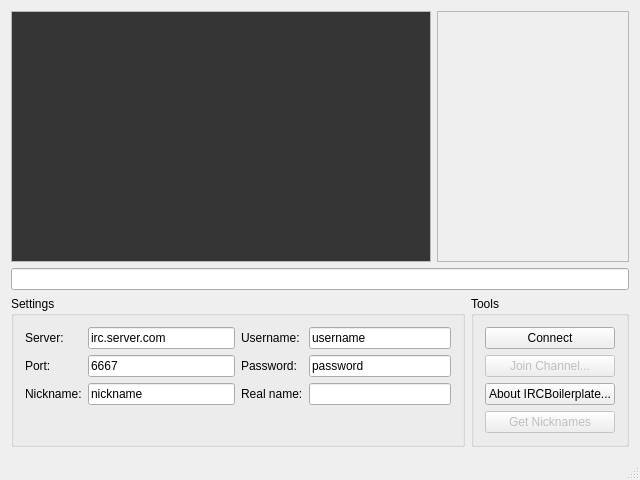
marknotgeorge/IRCBoilerplate, file mainwindow.ui: the form before one commit.
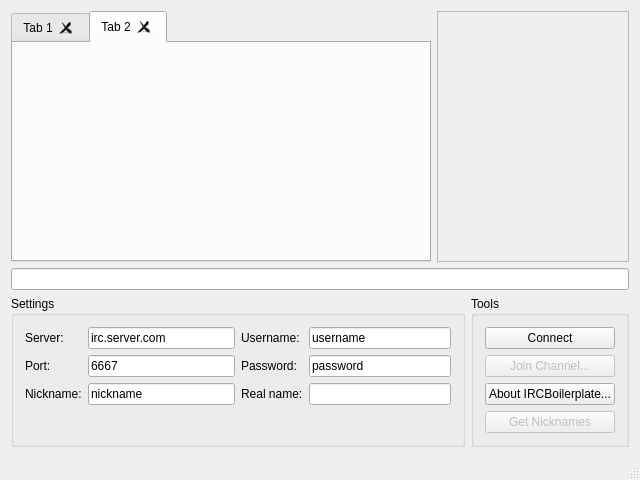
The form after the commit. The open tabs and pages were chosen to show the change.

Commit message: Added output tabs. - Allows user to join more than one channel at a time. - Hashtables used to handle channel output tabs and nickname lists. - all relevant code modified to suit.

Diff of the .ui file:
```diff
--- a/mainwindow.ui
+++ b/mainwindow.ui
@@ -24,113 +24,26 @@
     <item>
      <layout class="QHBoxLayout" name="horizontalLayout_4">
       <item>
-       <widget class="QTextEdit" name="outputArea">
-        <property name="sizePolicy">
-         <sizepolicy hsizetype="Expanding" vsizetype="Expanding">
-          <horstretch>0</horstretch>
-          <verstretch>0</verstretch>
-         </sizepolicy>
+       <widget class="QTabWidget" name="outputTabWidget">
+        <property name="currentIndex">
+         <number>0</number>
         </property>
-        <property name="palette">
-         <palette>
-          <active>
-           <colorrole role="WindowText">
-            <brush brushstyle="SolidPattern">
-             <color alpha="255">
-              <red>0</red>
-              <green>0</green>
-              <blue>0</blue>
-             </color>
-            </brush>
-           </colorrole>
-           <colorrole role="Text">
-            <brush brushstyle="SolidPattern">
-             <color alpha="255">
-              <red>255</red>
-              <green>255</green>
-              <blue>255</blue>
-             </color>
-            </brush>
-           </colorrole>
-           <colorrole role="Base">
-            <brush brushstyle="SolidPattern">
-             <color alpha="255">
-              <red>53</red>
-              <green>53</green>
-              <blue>53</blue>
-             </color>
-            </brush>
-           </colorrole>
-          </active>
-          <inactive>
-           <colorrole role="WindowText">
-            <brush brushstyle="SolidPattern">
-             <color alpha="255">
-              <red>0</red>
-              <green>0</green>
-              <blue>0</blue>
-             </color>
-            </brush>
-           </colorrole>
-           <colorrole role="Text">
-            <brush brushstyle="SolidPattern">
-             <color alpha="255">
-              <red>255</red>
-              <green>255</green>
-              <blue>255</blue>
-             </color>
-            </brush>
-           </colorrole>
-           <colorrole role="Base">
-            <brush brushstyle="SolidPattern">
-             <color alpha="255">
-              <red>53</red>
-              <green>53</green>
-              <blue>53</blue>
-             </color>
-            </brush>
-           </colorrole>
-          </inactive>
-          <disabled>
-           <colorrole role="WindowText">
-            <brush brushstyle="SolidPattern">
-             <color alpha="255">
-              <red>120</red>
-              <green>120</green>
-              <blue>120</blue>
-             </color>
-            </brush>
-           </colorrole>
-           <colorrole role="Text">
-            <brush brushstyle="SolidPattern">
-             <color alpha="255">
-              <red>120</red>
-              <green>120</green>
-              <blue>120</blue>
-             </color>
-            </brush>
-           </colorrole>
-           <colorrole role="Base">
-            <brush brushstyle="SolidPattern">
-             <color alpha="255">
-              <red>240</red>
-              <green>240</green>
-              <blue>240</blue>
-             </color>
-            </brush>
-           </colorrole>
-          </disabled>
-         </palette>
-        </property>
-        <property name="horizontalScrollBarPolicy">
-         <enum>Qt::ScrollBarAlwaysOff</enum>
-        </property>
-        <property name="undoRedoEnabled">
-         <bool>false</bool>
-        </property>
-        <property name="readOnly">
+        <property name="tabsClosable">
          <bool>true</bool>
         </property>
+        <widget class="QWidget" name="tab">
+         <attribute name="title">
+          <string>Tab 1</string>
+         </attribute>
+        </widget>
+        <widget class="QWidget" name="tab_2">
+         <property name="enabled">
+          <bool>false</bool>
+         </property>
+         <attribute name="title">
+          <string>Tab 2</string>
+         </attribute>
+        </widget>
        </widget>
       </item>
       <item>
```
The commit also changes 7 other files.
